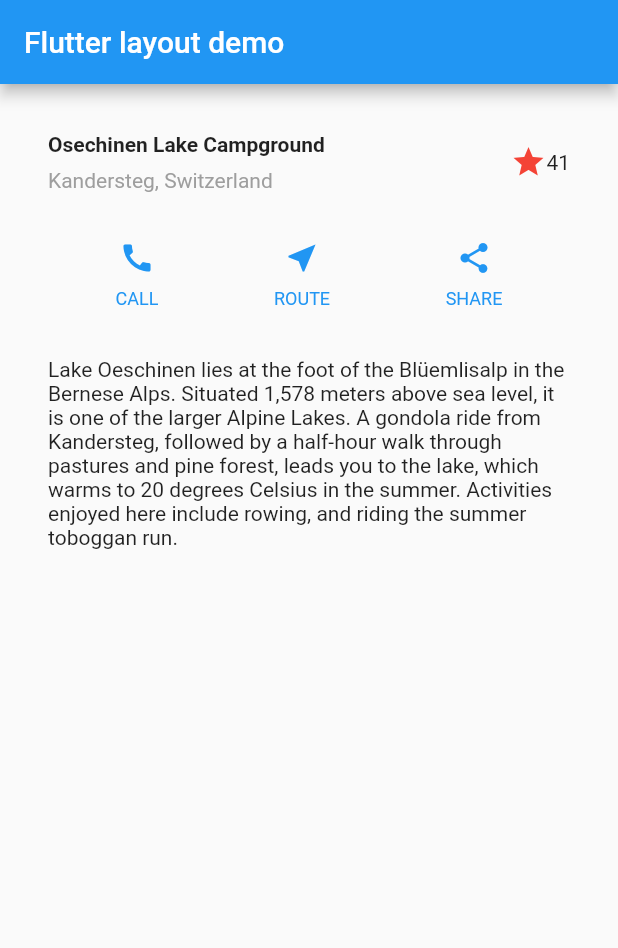
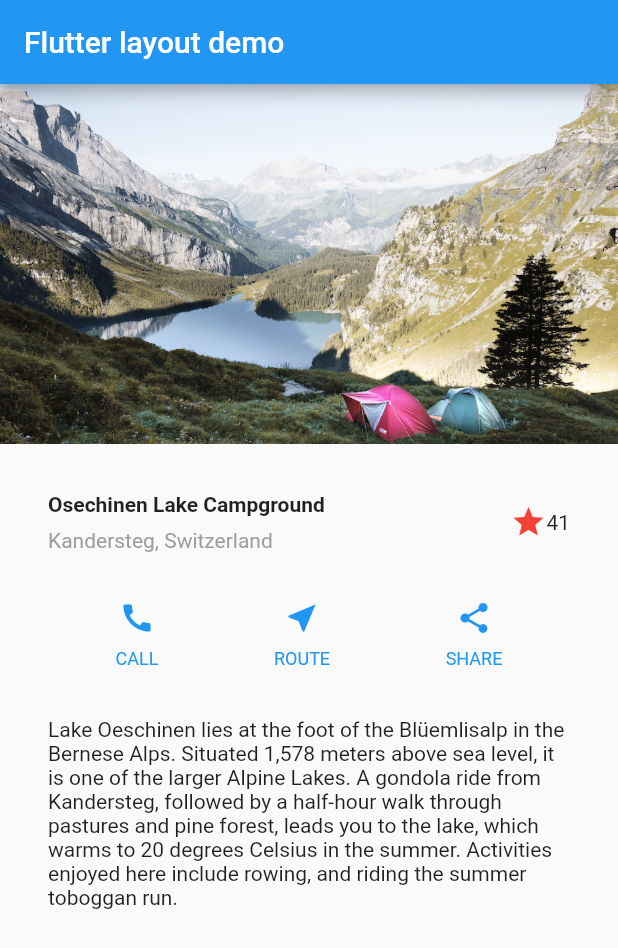
Before and after one commit to shoy75/building_layouts_tutorial, a Flutter app: the screen it shows after launch, on a phone screen of 412 x 824 dp. Shown: the top 948 px of the screen. Run offline on Flutter 3.47's test engine with Material 2 defaults, Android fonts, the phone set to English and light mode, and no system bars.

```diff
--- a/lib/main.dart
+++ b/lib/main.dart
@@ -72,8 +72,14 @@ class MyApp extends StatelessWidget {
         appBar: AppBar(
           title: Text('Flutter layout demo'),
         ),
-        body: Column(
+        body: ListView(
           children: [
+            Image.asset(
+              'images/lake.jpg',
+              width: 600,
+              height: 240,
+              fit: BoxFit.cover,
+            ),
             titleSection,
             buttonSection,
             textSection,
--- a/pubspec.yaml
+++ b/pubspec.yaml
@@ -44,6 +44,8 @@ flutter:
   # assets:
   #  - images/a_dot_burr.jpeg
   #  - images/a_dot_ham.jpeg
+  assets:
+    - images/lake.jpg
 
   # An image asset can refer to one or more resolution-specific "variants", see
   # https://flutter.dev/assets-and-images/#resolution-aware.
```
Also changed, not shown: images/lake.jpg (added).
